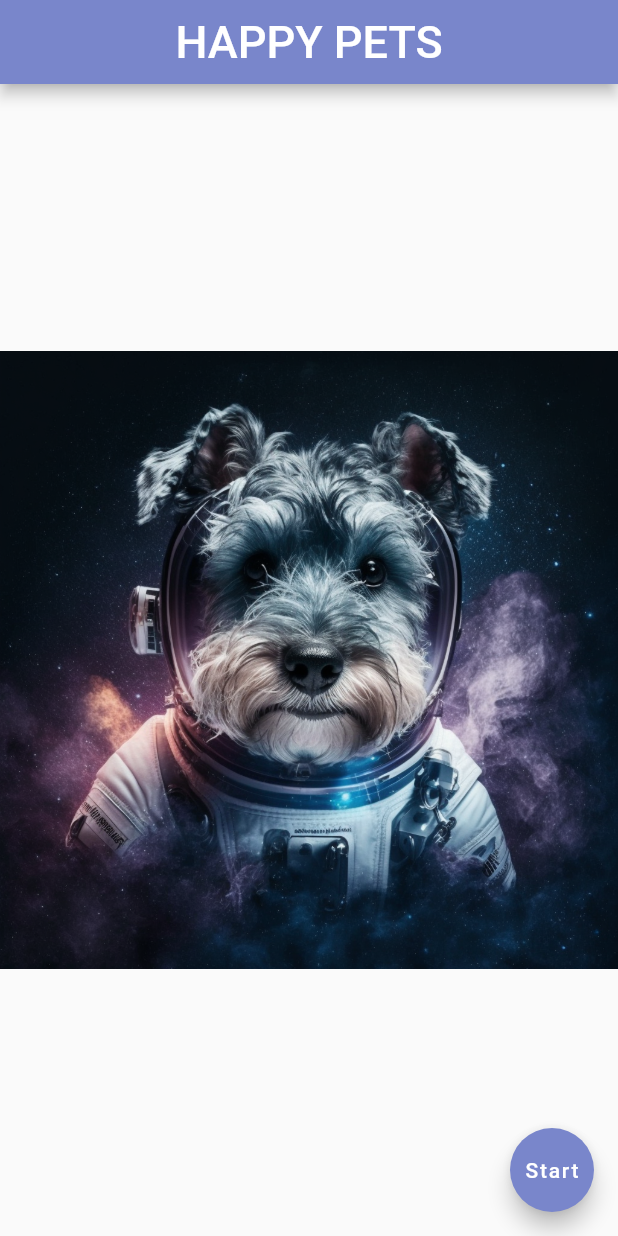
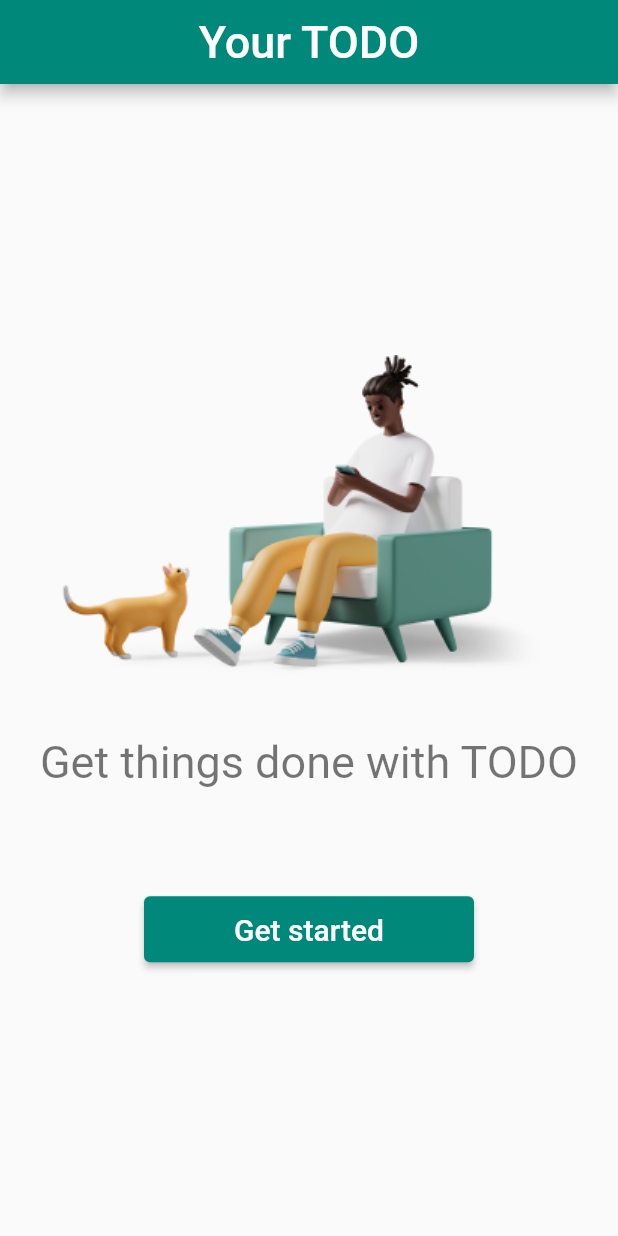
Before and after one commit to SashaPilevich/Dart-Flutter-learning, a Flutter app: the screen it shows after launch, on a phone screen of 412 x 824 dp. Run offline on Flutter 3.47's test engine with Material 2 defaults, Android fonts, the phone set to English and light mode, and no system bars; Roboto replaces fonts that are missing (Poppins, Spectral).

Commit message:
feat:home page of app

```diff
--- a/flutter_first_project/lib/main.dart
+++ b/flutter_first_project/lib/main.dart
@@ -1,40 +1,52 @@
 import 'package:flutter/material.dart';
+import 'package:flutter_first_project/pages/home_page.dart';
+import 'package:flutter_first_project/pages/dashboard.dart';
 
-void main() => runApp( MyApp());
+void main() => runApp( MaterialApp(
+  initialRoute: '/',
+  routes: {
+    '/':(context)=> HomePage(),
+    '/dashboard':(context)=>Dashboard()
+  },
+));
 
-class MyApp extends StatelessWidget{
 
-  @override
-  Widget build(BuildContext context) {
-    return MaterialApp(
-      theme: ThemeData(primaryColor: Colors.indigo[300]),
-      home: Scaffold(
-        appBar: AppBar(
-          title: Text('HAPPY PETS',style: TextStyle(
-            fontSize: 30,
-            fontFamily: 'Spectral',
-          ),),
-        centerTitle: true,
-          backgroundColor: Colors.indigo[300],
-        ),
-        body:Center(
-          child: Image(
-            image: AssetImage('assets/doginspace.png')
-            // NetworkImage('https://resizer.mail.ru/p/8c93f1f1-a067-51ea-bd75-a301fc0f2c20/AQAOujhWsXWikFh1zLCoxwuC4VswEFMIAobnawgesw-1sPa7MOFxlP0m_sNFOMh94QSK3eSi5djHtiy_NIqMv-Z3Gjc.jpg'),
-          )
-          // ElevatedButton.icon(onPressed: (){},label: Text('Click here'),icon:Icon(Icons.pets_sharp))
-          // FlatButton(onPressed:(){},child:Text('Click here'))
-          // Icon(Icons.pets,size: 60,color: Colors.indigo[300],),
-        ),
-        floatingActionButton: FloatingActionButton(
-          child: Text('Start'),
-          backgroundColor: Colors.indigo[300],
-          onPressed: (){
-          print('Click!');
-          },
-        ),
-      ),
-    );
-  }
 
-}
+
+//Basics
+// class MyApp extends StatelessWidget{
+//
+//   @override
+//   Widget build(BuildContext context) {
+//     return MaterialApp(
+//       theme: ThemeData(primaryColor: Colors.indigo[300]),
+//       home: Scaffold(
+//         appBar: AppBar(
+//           title: Text('HAPPY PETS',style: TextStyle(
+//             fontSize: 30,
+//             fontFamily: 'Spectral',
+//           ),),
+//         centerTitle: true,
+//           backgroundColor: Colors.indigo[300],
+//         ),
+//         body:Center(
+//           child: Image(
+//             image: AssetImage('assets/doginspace.png')
+//             // NetworkImage('https://resizer.mail.ru/p/8c93f1f1-a067-51ea-bd75-a301fc0f2c20/AQAOujhWsXWikFh1zLCoxwuC4VswEFMIAobnawgesw-1sPa7MOFxlP0m_sNFOMh94QSK3eSi5djHtiy_NIqMv-Z3Gjc.jpg'),
+//           )
+//           // ElevatedButton.icon(onPressed: (){},label: Text('Click here'),icon:Icon(Icons.pets_sharp))
+//           // FlatButton(onPressed:(){},child:Text('Click here'))
+//           // Icon(Icons.pets,size: 60,color: Colors.indigo[300],),
+//         ),
+//         floatingActionButton: FloatingActionButton(
+//           child: Text('Start'),
+//           backgroundColor: Colors.indigo[300],
+//           onPressed: (){
+//           print('Click!');
+//           },
+//         ),
+//       ),
+//     );
+//   }
+//
+// }
--- /dev/null
+++ b/flutter_first_project/lib/pages/dashboard.dart
@@ -0,0 +1,15 @@
+import 'package:flutter/material.dart';
+
+class Dashboard extends StatefulWidget {
+  const Dashboard({Key? key}) : super(key: key);
+
+  @override
+  State<Dashboard> createState() => _DashboardState();
+}
+
+class _DashboardState extends State<Dashboard> {
+  @override
+  Widget build(BuildContext context) {
+    return const Placeholder();
+  }
+}
--- /dev/null
+++ b/flutter_first_project/lib/pages/home_page.dart
@@ -0,0 +1,41 @@
+import 'package:flutter/material.dart';
+
+class HomePage extends StatefulWidget {
+  const HomePage({Key? key}) : super(key: key);
+
+  @override
+  State<HomePage> createState() => _HomePageState();
+}
+
+class _HomePageState extends State<HomePage> {
+  @override
+  Widget build(BuildContext context) {
+    return Scaffold(
+        backgroundColor: Colors.grey.shade50,
+        appBar: AppBar(
+          title: Text('Your TODO',style: TextStyle(fontSize: 30,fontFamily: 'Poppins'),),
+          centerTitle: true,
+          backgroundColor: Colors.teal[600],
+        ),
+        body:SafeArea(
+            child: Row(
+              mainAxisAlignment: MainAxisAlignment.center,
+              children: [
+                Column(
+                  mainAxisAlignment: MainAxisAlignment.center,
+                  children: [
+                    Image.asset('assets/youngman.png'),
+                    Text('Get things done with TODO', style: TextStyle(
+                      color:Colors.black54,
+                      fontSize: 30,
+                    ),),
+                    Padding(padding:EdgeInsets.only(top: 70)),
+                    ElevatedButton(onPressed: (){Navigator.pushNamed(context, '/dashboard');}, child: Text('Get started', style: TextStyle(fontSize: 20)), style: ButtonStyle(backgroundColor: MaterialStatePropertyAll<Color>(Colors.teal.shade600),minimumSize: MaterialStateProperty.all(Size(220, 44))))
+                  ],
+                ),
+              ],
+            )
+        )
+    );
+  }
+}
--- a/flutter_first_project/pubspec.yaml
+++ b/flutter_first_project/pubspec.yaml
@@ -60,7 +60,8 @@ flutter:
 
   # To add assets to your application, add an assets section, like this:
   assets:
-     - assets/doginspace.png
+   - assets/youngman.png
+
 
 
   # An image asset can refer to one or more resolution-specific "variants", see
```
Also changed, not shown: flutter_first_project/assets/laptop.png (added), flutter_first_project/assets/youngman.png (added).
